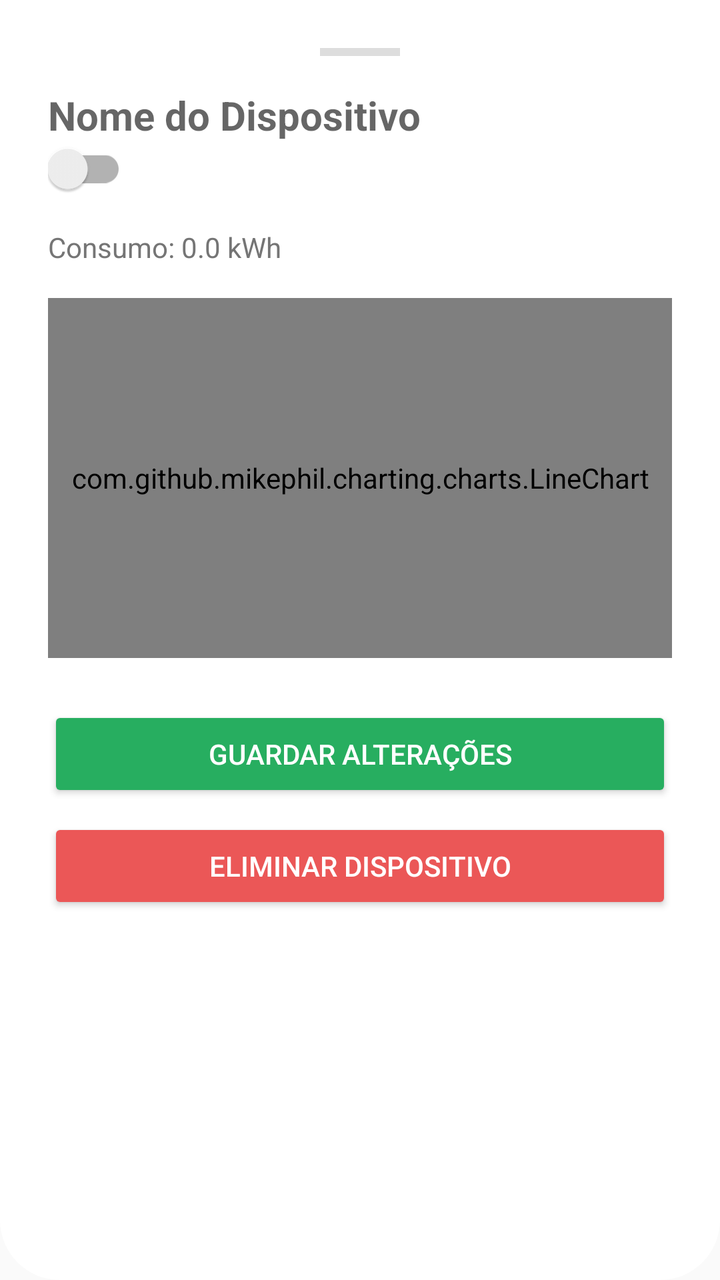
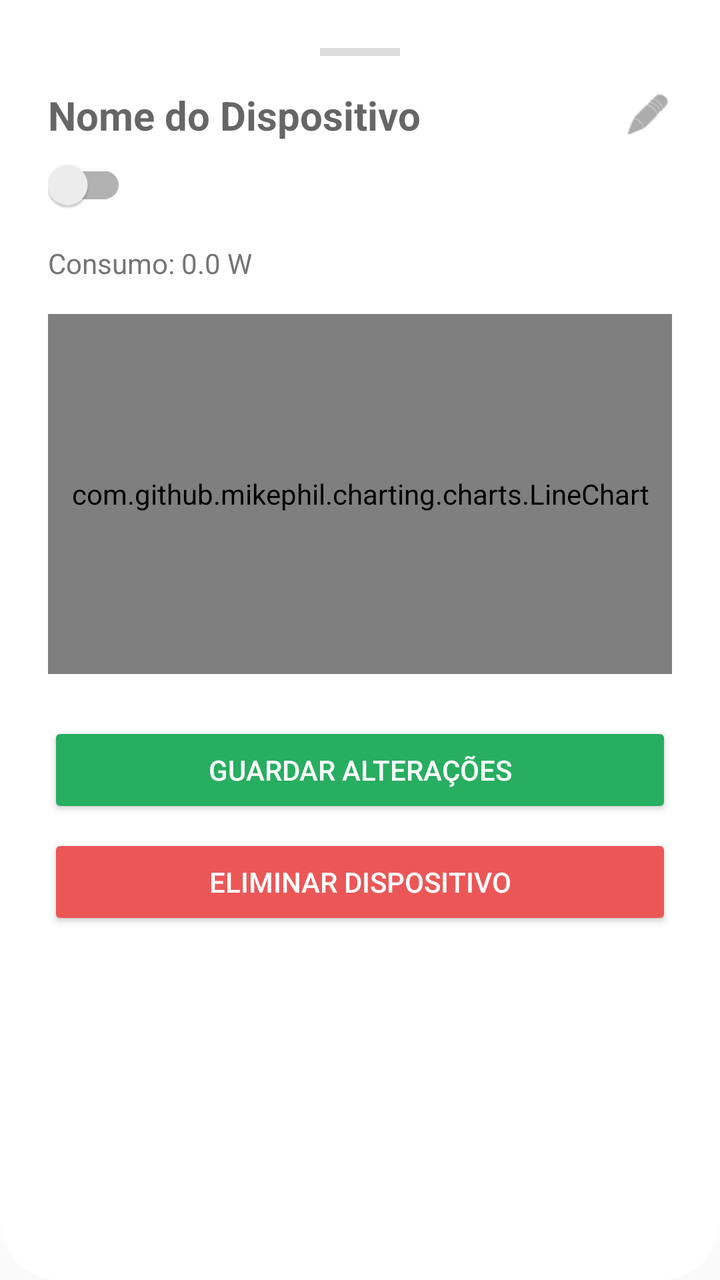

The first picture is an Android layout as it rendered before a commit; the second is the same layout after the commit. The layout source and the unified diff follow.
<!-- AndroidManifest.xml: application theme Theme.AppCompat.Light.NoActionBar -->
<!-- res/layout/layout_device_details.xml -->
<?xml version="1.0" encoding="utf-8"?>
<LinearLayout xmlns:android="http://schemas.android.com/apk/res/android"
    android:layout_width="match_parent"
    android:layout_height="wrap_content"
    android:orientation="vertical"
    android:padding="24dp"
    android:background="@drawable/bg_home_header"
    android:backgroundTint="#FFFFFF">

    <View
        android:layout_width="40dp"
        android:layout_height="4dp"
        android:layout_gravity="center"
        android:background="#DDDDDD"
        android:layout_marginBottom="16dp"/>

    <EditText
        android:id="@+id/etEditDeviceName"
        android:layout_width="match_parent"
        android:layout_height="wrap_content"
        android:textSize="20sp"
        android:textStyle="bold"
        android:textColor="#333333"
        android:background="@null"
        android:hint="Nome do Dispositivo" />

    <com.google.android.material.switchmaterial.SwitchMaterial
        android:id="@+id/switchDeviceStatus"
        android:layout_width="wrap_content"
        android:layout_height="wrap_content"
        android:layout_marginBottom="16dp"
        android:text=""
        android:textSize="16sp" />

    <TextView
        android:id="@+id/tvDetailConsumption"
        android:layout_width="wrap_content"
        android:layout_height="wrap_content"
        android:text="Consumo: 0.0 kWh"
        android:textColor="#757575"
        android:layout_marginBottom="16dp"/>


    
    <com.github.mikephil.charting.charts.LineChart
        android:id="@+id/detailLineChart"
        android:layout_width="match_parent"
        android:layout_height="180dp"
        android:layout_marginBottom="24dp"/>

    <Button
        android:id="@+id/btnUpdateDevice"
        android:layout_width="match_parent"
        android:layout_height="wrap_content"
        android:text="Guardar Alterações"
        android:backgroundTint="#27AE60"
        android:textColor="#FFFFFF" />

    <Button
        android:id="@+id/btnDeleteDeviceDetail"
        android:layout_width="match_parent"
        android:layout_height="wrap_content"
        android:text="Eliminar Dispositivo"
        android:layout_marginTop="8dp"
        android:backgroundTint="#EB5757"
        android:textColor="#FFFFFF" />

</LinearLayout>
<!-- resources referenced by this layout -->
<resources>
  <!-- drawable bg_home_header (drawable) -->
  <?xml version="1.0" encoding="utf-8"?>
  <shape xmlns:android="http://schemas.android.com/apk/res/android">
      <solid android:color="#27AE60" /> 
      <corners
          android:bottomLeftRadius="30dp"
          android:bottomRightRadius="30dp" />
  </shape>
</resources>

<!-- the commit's change to res/layout/layout_device_details.xml (unified diff, before → after) -->
@@ -1,5 +1,6 @@
 <?xml version="1.0" encoding="utf-8"?>
 <LinearLayout xmlns:android="http://schemas.android.com/apk/res/android"
+    xmlns:app="http://schemas.android.com/apk/res-auto"
     android:layout_width="match_parent"
     android:layout_height="wrap_content"
     android:orientation="vertical"
@@ -14,15 +15,33 @@
         android:background="#DDDDDD"
         android:layout_marginBottom="16dp"/>
 
-    <EditText
-        android:id="@+id/etEditDeviceName"
+    
+    <LinearLayout
         android:layout_width="match_parent"
         android:layout_height="wrap_content"
-        android:textSize="20sp"
-        android:textStyle="bold"
-        android:textColor="#333333"
-        android:background="@null"
-        android:hint="Nome do Dispositivo" />
+        android:orientation="horizontal"
+        android:gravity="center_vertical"
+        android:layout_marginBottom="8dp">
+
+        <EditText
+            android:id="@+id/etEditDeviceName"
+            android:layout_width="0dp"
+            android:layout_height="wrap_content"
+            android:layout_weight="1"
+            android:textSize="20sp"
+            android:textStyle="bold"
+            android:textColor="#333333"
+            android:background="@null"
+            android:hint="Nome do Dispositivo" />
+
+        <ImageView
+            android:id="@+id/ivEditDeviceName"
+            android:layout_width="24dp"
+            android:layout_height="24dp"
+            android:layout_marginStart="8dp"
+            android:src="@android:drawable/ic_menu_edit"
+            app:tint="#757575" />
+    </LinearLayout>
 
     <com.google.android.material.switchmaterial.SwitchMaterial
         android:id="@+id/switchDeviceStatus"
@@ -36,7 +55,7 @@
         android:id="@+id/tvDetailConsumption"
         android:layout_width="wrap_content"
         android:layout_height="wrap_content"
-        android:text="Consumo: 0.0 kWh"
+        android:text="Consumo: 0.0 W"
         android:textColor="#757575"
         android:layout_marginBottom="16dp"/>
 
